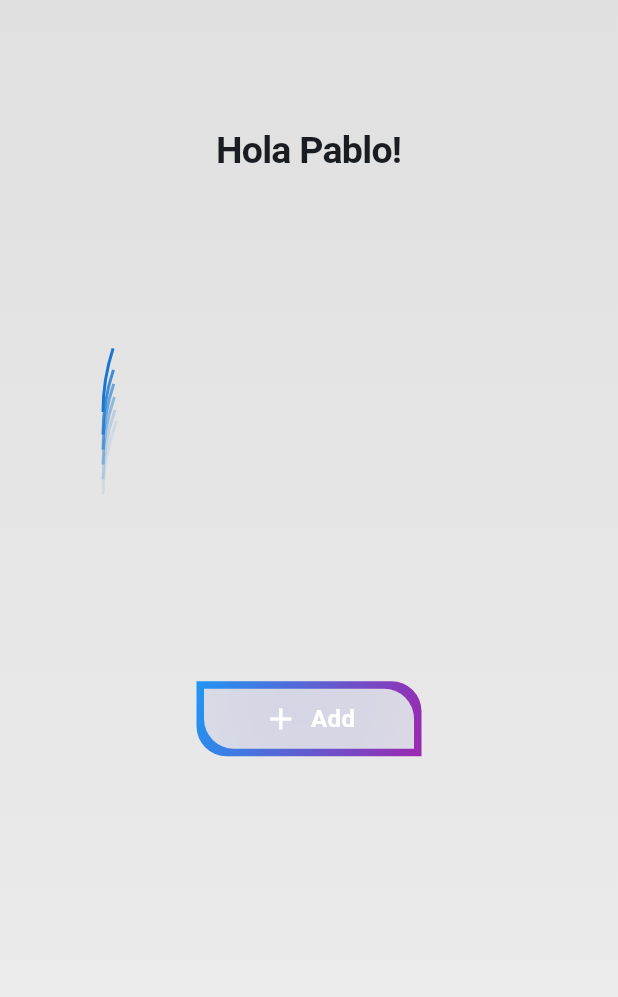
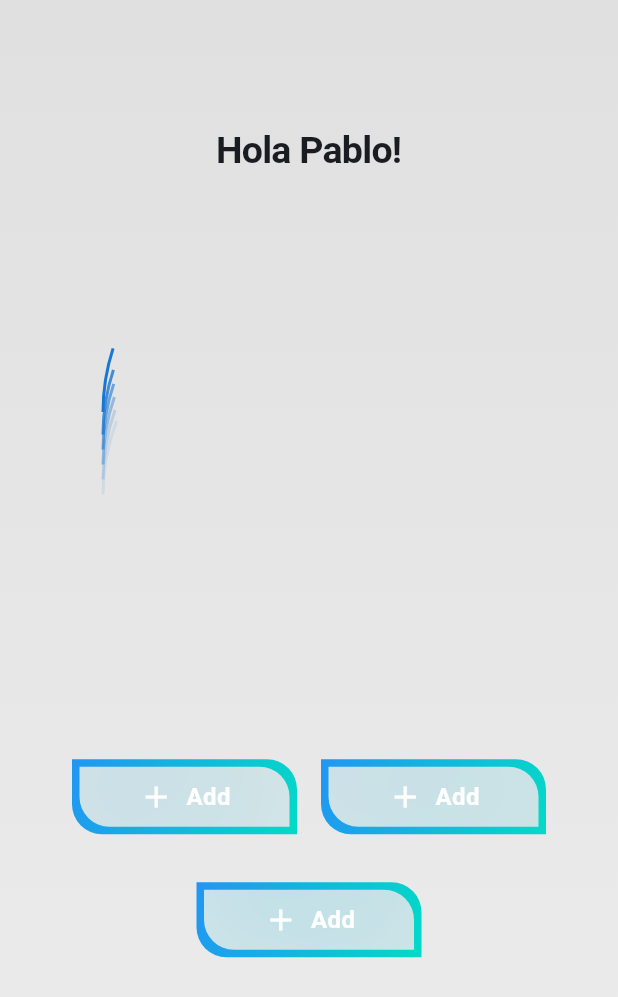
Before and after one commit to tripleP16/hand_sign_translator, a Flutter app: the screen it shows after launch, on a phone screen of 412 x 824 dp. Shown: the top 997 px of the screen. Run offline on Flutter 3.47's test engine with Material 3 defaults, Android fonts, the light colour scheme and no system bars; our stand-ins replace go_router.

Commit message:
main grid pannel

```diff
--- a/lib/presentation/screens/home_screen.dart
+++ b/lib/presentation/screens/home_screen.dart
@@ -32,15 +32,21 @@ class HomeScreen extends StatelessWidget {
               const SizedBox(height: 16), // Spacing
 
               const Spacer(
-                flex: 1,
+                flex: 2,
               ), // Push buttons to the bottom
 
               // Buttons
               const Padding(
                 padding: EdgeInsets.symmetric(horizontal: 16.0),
-                child: Column(
-                  mainAxisSize: MainAxisSize.min,
-                  children: [CustomIconButton()],
+                child: Wrap(
+                  spacing: 16,
+                  runSpacing: 32,
+                  alignment: WrapAlignment.center,
+                  children: [
+                    CustomIconButton(),
+                    CustomIconButton(),
+                    CustomIconButton(),
+                  ],
                 ),
               ),
 
--- a/lib/presentation/widgets/common/buttons/custom_icon_button.dart
+++ b/lib/presentation/widgets/common/buttons/custom_icon_button.dart
@@ -6,7 +6,7 @@ class CustomIconButton extends StatefulWidget {
   const CustomIconButton({super.key});
 
   @override
-  _CustomIconButtonState createState() => _CustomIconButtonState();
+  State<CustomIconButton> createState() => _CustomIconButtonState();
 }
 
 class _CustomIconButtonState extends State<CustomIconButton>
@@ -47,6 +47,8 @@ class _CustomIconButtonState extends State<CustomIconButton>
 
   @override
   Widget build(BuildContext context) {
+    final theme = Theme.of(context);
+
     return GestureDetector(
       onTapDown: _onTapDown,
       onTapUp: _onTapUp,
@@ -64,13 +66,16 @@ class _CustomIconButtonState extends State<CustomIconButton>
             Container(
               width: 150,
               height: 50,
-              decoration: const BoxDecoration(
+              decoration: BoxDecoration(
                 gradient: LinearGradient(
-                  colors: [Colors.blue, Colors.purple],
+                  colors: [
+                    theme.colorScheme.primary,
+                    theme.colorScheme.secondary,
+                  ],
                   begin: Alignment.topLeft,
                   end: Alignment.bottomRight,
                 ),
-                borderRadius: BorderRadius.only(
+                borderRadius: const BorderRadius.only(
                   topRight: Radius.circular(20),
                   bottomLeft: Radius.circular(20),
                 ), // Apply same borderRadius for border
```
